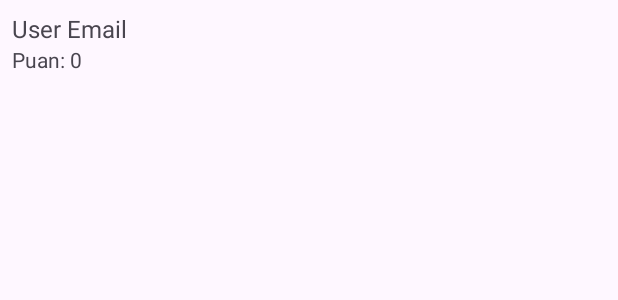
After one commit to erendogan6/Translateify, an Android app: the layout item_user_score.xml on its own in the app's theme, with its tools: preview values and no code run, on a phone screen of 412 x 824 dp. The commit adds this screen. Shown: the top 300 px of the screen. Run offline under Robolectric (Android 15) with nearby library versions, the phone set to English and light mode, and no system bars.

Commit message:
feat(game): add scoreboard feature

```diff
--- /dev/null
+++ b/app/src/main/res/layout/item_user_score.xml
@@ -0,0 +1,29 @@
+<?xml version="1.0" encoding="utf-8"?>
+<androidx.constraintlayout.widget.ConstraintLayout
+    xmlns:android="http://schemas.android.com/apk/res/android"
+    xmlns:app="http://schemas.android.com/apk/res-auto"
+    android:layout_width="match_parent"
+    android:layout_height="wrap_content"
+    android:padding="8dp">
+
+    <TextView
+        android:id="@+id/tvUserEmail"
+        android:layout_width="0dp"
+        android:layout_height="wrap_content"
+        android:text="User Email"
+        android:textSize="16sp"
+        app:layout_constraintStart_toStartOf="parent"
+        app:layout_constraintTop_toTopOf="parent"
+        app:layout_constraintEnd_toEndOf="parent" />
+
+    <TextView
+        android:id="@+id/tvUserScore"
+        android:layout_width="0dp"
+        android:layout_height="wrap_content"
+        android:text="Puan: 0"
+        android:textSize="14sp"
+        app:layout_constraintTop_toBottomOf="@id/tvUserEmail"
+        app:layout_constraintStart_toStartOf="parent"
+        app:layout_constraintEnd_toEndOf="parent" />
+
+</androidx.constraintlayout.widget.ConstraintLayout>
--- a/app/src/main/res/menu/bottom_navigation_menu.xml
+++ b/app/src/main/res/menu/bottom_navigation_menu.xml
@@ -19,7 +19,6 @@
         android:title="Game" />
 
     <item
-        android:id="@+id/quizFragment"
-        android:title="Quiz" />
-
+        android:id="@+id/scoreboardFragment"
+        android:title="Scoreboard" />
 </menu>
```
Also changed, not shown: app/src/main/java/com/erendogan6/translateify/domain/model/UserScore.kt (added, +7 -0 lines), app/src/main/java/com/erendogan6/translateify/presentation/adapter/ScoreboardAdapter.kt (added, +47 -0 lines), app/src/main/java/com/erendogan6/translateify/presentation/ui/ScoreboardFragment.kt (added, +61 -0 lines), app/src/main/java/com/erendogan6/translateify/presentation/viewmodel/ScoreboardViewModel.kt (added, +55 -0 lines), app/src/main/res/layout/fragment_scoreboard.xml (added, +19 -0 lines), app/src/main/res/navigation/nav_graph.xml (+7 -0 lines).
